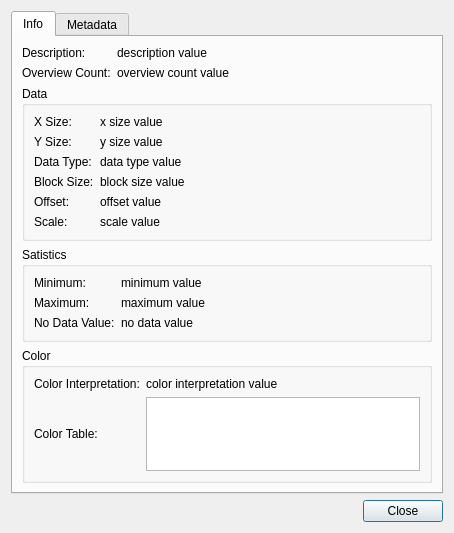
The window that gsdview/gdalbackend/ui/banddialog.ui (avalentino/gsdview) describes before a commit, drawn with Qt 5.
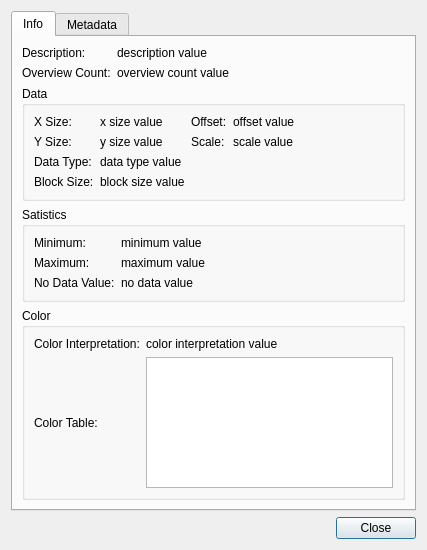
The same window after the commit.

Commit message: Improved widget sizing in dialogs. This should fix display issues in Mac OS X.

Diff of the .ui file:
```diff
--- a/gsdview/gdalbackend/ui/banddialog.ui
+++ b/gsdview/gdalbackend/ui/banddialog.ui
@@ -6,8 +6,8 @@
    <rect>
     <x>0</x>
     <y>0</y>
-    <width>454</width>
-    <height>533</height>
+    <width>427</width>
+    <height>550</height>
    </rect>
   </property>
   <property name="windowTitle">
@@ -262,7 +262,13 @@
               </property>
              </widget>
             </item>
-            <item row="4" column="0">
+           </layout>
+          </item>
+          <item>
+           <layout class="QVBoxLayout" name="offsetSizeVerticalLayout">
+            <item>
+             <layout class="QGridLayout" name="offsetSizeGridLayout">
+              <item row="0" column="0">
              <widget class="QLabel" name="offsetLabel">
               <property name="sizePolicy">
                <sizepolicy hsizetype="Preferred" vsizetype="Minimum">
@@ -275,7 +281,7 @@
               </property>
              </widget>
             </item>
-            <item row="4" column="1">
+              <item row="0" column="1">
              <widget class="QLabel" name="offsetValue">
               <property name="sizePolicy">
                <sizepolicy hsizetype="Preferred" vsizetype="Minimum">
@@ -317,7 +323,7 @@
               </property>
              </widget>
             </item>
-            <item row="5" column="0">
+              <item row="1" column="0">
              <widget class="QLabel" name="scaleLabel">
               <property name="sizePolicy">
                <sizepolicy hsizetype="Preferred" vsizetype="Minimum">
@@ -330,7 +336,7 @@
               </property>
              </widget>
             </item>
-            <item row="5" column="1">
+              <item row="1" column="1">
              <widget class="QLabel" name="scaleValue">
               <property name="sizePolicy">
                <sizepolicy hsizetype="Preferred" vsizetype="Minimum">
@@ -349,13 +355,28 @@
            </layout>
           </item>
           <item>
+             <spacer name="offsetScaleVerticalSpacer">
+              <property name="orientation">
+               <enum>Qt::Vertical</enum>
+              </property>
+              <property name="sizeHint" stdset="0">
+               <size>
+                <width>20</width>
+                <height>40</height>
+               </size>
+              </property>
+             </spacer>
+            </item>
+           </layout>
+          </item>
+          <item>
            <spacer name="dataHorizontalSpacer">
             <property name="orientation">
              <enum>Qt::Horizontal</enum>
             </property>
             <property name="sizeHint" stdset="0">
              <size>
-              <width>239</width>
+              <width>41</width>
               <height>20</height>
              </size>
             </property>
@@ -528,7 +549,7 @@
          <property name="minimumSize">
           <size>
            <width>0</width>
-           <height>90</height>
+           <height>120</height>
           </size>
          </property>
          <property name="sizeIncrement">
```
Lines whose indentation alone changed are shown as unchanged. The commit also changes 1 other file.
